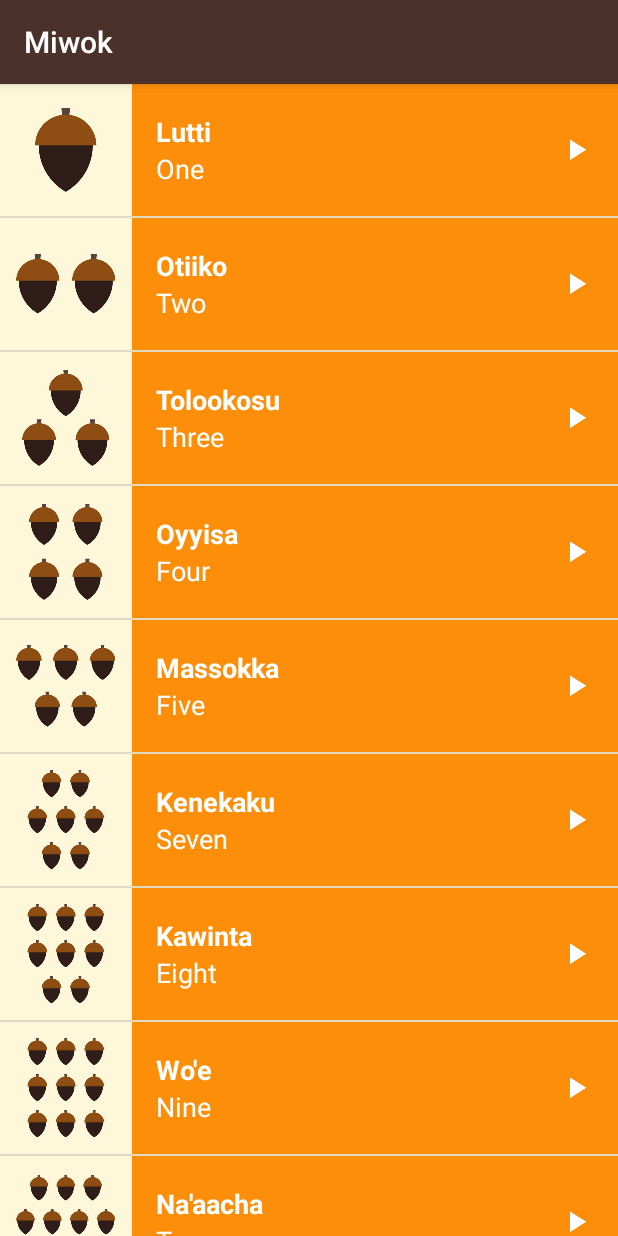
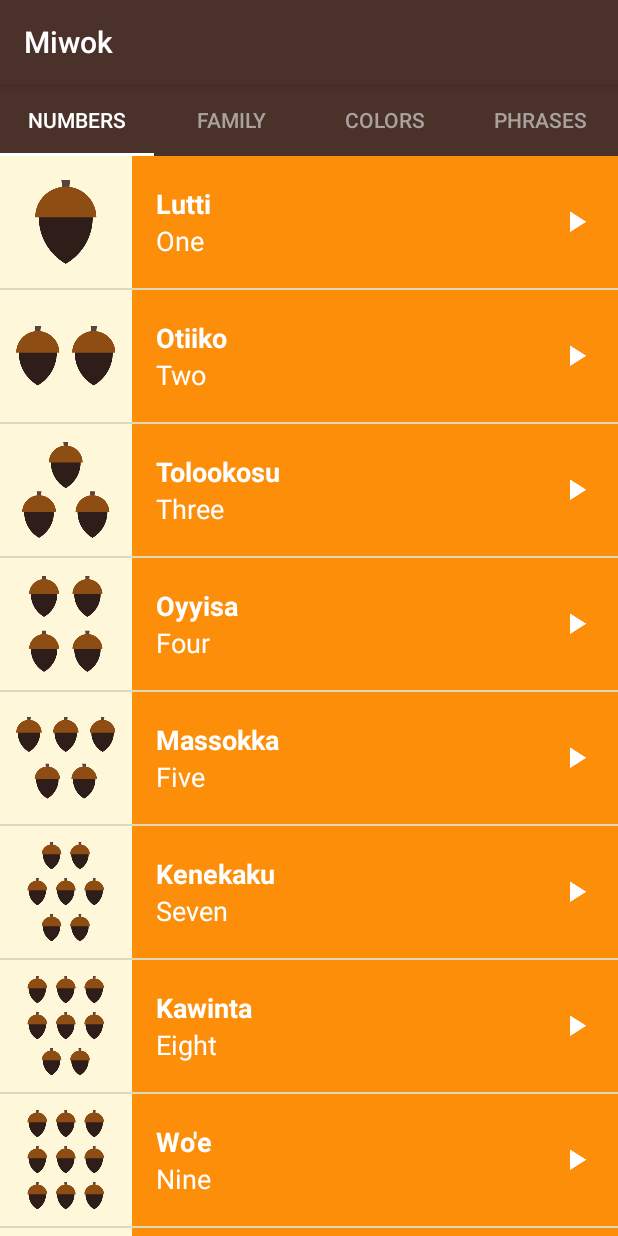
Before and after one commit to glnosg/Miwok, an Android app: the screen it shows after launch (MainActivity), on a phone screen of 412 x 824 dp. Run offline under Robolectric (Android 15) with nearby library versions, the phone set to English and light mode, and no system bars; 1 statement that could not run was skipped.

Commit message:
Add category tabs

```diff
--- a/app/src/main/java/com/example/android/miwok/CategoryFragmentPagerAdapter.java
+++ b/app/src/main/java/com/example/android/miwok/CategoryFragmentPagerAdapter.java
@@ -15,6 +15,7 @@
  */
 package com.example.android.miwok;
 
+import android.content.Context;
 import android.support.v4.app.Fragment;
 import android.support.v4.app.FragmentManager;
 import android.support.v4.app.FragmentPagerAdapter;
@@ -29,8 +30,20 @@ import com.example.android.miwok.PhrasesFragment;
  */
 public class CategoryFragmentPagerAdapter extends FragmentPagerAdapter {
 
-    public CategoryFragmentPagerAdapter(FragmentManager fm) {
+    // Context of the app
+    private Context mContext;
+
+
+    /**
+     *  Create a new {@link CategoryFragmentPagerAdapter} object
+     *
+     * @param context - context of the app
+     * @param fm - fragment manager that will keep each fragment's state
+     *           in the adapter across swipes
+     */
+    public CategoryFragmentPagerAdapter(Context context, FragmentManager fm) {
         super(fm);
+        mContext = context;
     }
 
     @Override
@@ -50,4 +63,17 @@ public class CategoryFragmentPagerAdapter extends FragmentPagerAdapter {
     public int getCount() {
         return 4;
     }
+
+    @Override
+    public CharSequence getPageTitle(int position) {
+        if (position == 0) {
+            return mContext.getString(R.string.category_numbers);
+        } else if (position == 1) {
+            return mContext.getString(R.string.category_family);
+        } else if (position == 2) {
+            return mContext.getString(R.string.category_colors);
+        } else {
+            return mContext.getString(R.string.category_phrases);
+        }
+    }
 }
--- a/app/src/main/java/com/example/android/miwok/MainActivity.java
+++ b/app/src/main/java/com/example/android/miwok/MainActivity.java
@@ -16,6 +16,7 @@
 package com.example.android.miwok;
 
 import android.os.Bundle;
+import android.support.design.widget.TabLayout;
 import android.support.v4.view.ViewPager;
 import android.support.v7.app.AppCompatActivity;
 
@@ -32,9 +33,19 @@ public class MainActivity extends AppCompatActivity {
         ViewPager viewPager = (ViewPager) findViewById(R.id.viewpager);
 
         // Create an adapter that knows which fragment should be shown on each page
-        CategoryFragmentPagerAdapter adapter = new CategoryFragmentPagerAdapter(getSupportFragmentManager());
+        CategoryFragmentPagerAdapter adapter = new CategoryFragmentPagerAdapter(this, getSupportFragmentManager());
 
         // Set the adapter onto the view pager
         viewPager.setAdapter(adapter);
+
+        // Find the tab layout that shows the tabs
+        TabLayout tabLayout = (TabLayout) findViewById(R.id.sliding_tabs);
+
+        // Connect the tab layout with the view pager, this will:
+        // 1. Update the tab layout when the view pager is swiped,
+        // 2. Update the view pager when a tab is selected,
+        // 3. Set the tab layout's tab names with view pager's
+        // adapter's titles by calling onPageTitle()
+        tabLayout.setupWithViewPager(viewPager);
     }
 }
--- a/app/src/main/res/layout/activity_main.xml
+++ b/app/src/main/res/layout/activity_main.xml
@@ -18,8 +18,15 @@
     xmlns:tools="http://schemas.android.com/tools"
     android:layout_width="match_parent"
     android:layout_height="match_parent"
+    android:background="@color/primary_color"
     android:orientation="vertical"
     tools:context="com.example.android.miwok.MainActivity">
+
+    <android.support.design.widget.TabLayout
+        android:id="@+id/sliding_tabs"
+        style="@style/CategoryTab"
+        android:layout_width="match_parent"
+        android:layout_height="wrap_content"/>
 
     <android.support.v4.view.ViewPager
         android:id="@+id/viewpager"
--- a/app/src/main/res/values/strings.xml
+++ b/app/src/main/res/values/strings.xml
@@ -26,7 +26,7 @@
     <string name="category_numbers">Numbers</string>
 
     <!-- Category name for the vocabulary words for family members [CHAR LIMIT=20] -->
-    <string name="category_family">Family Members</string>
+    <string name="category_family">Family</string>
 
     <!-- TODO: Remove or change this placeholder text -->
     <string name="hello_blank_fragment">Hello blank fragment</string>
--- a/app/src/main/res/values/styles.xml
+++ b/app/src/main/res/values/styles.xml
@@ -31,4 +31,14 @@
         <item name="android:textAppearance">?android:textAppearanceMedium</item>
     </style>
 
+    <style name="CategoryTab" parent="Widget.Design.TabLayout">
+        <item name="tabIndicatorColor">@android:color/white</item>
+        <item name="tabSelectedTextColor">@android:color/white</item>
+        <item name="tabTextAppearance">@style/CategoryTabTextAppearance</item>
+    </style>
+
+    <style name="CategoryTabTextAppearance" parent="TextAppearance.Design.Tab">
+        <item name="android:textColor">#A8A19E</item>
+    </style>
+
 </resources>
```
